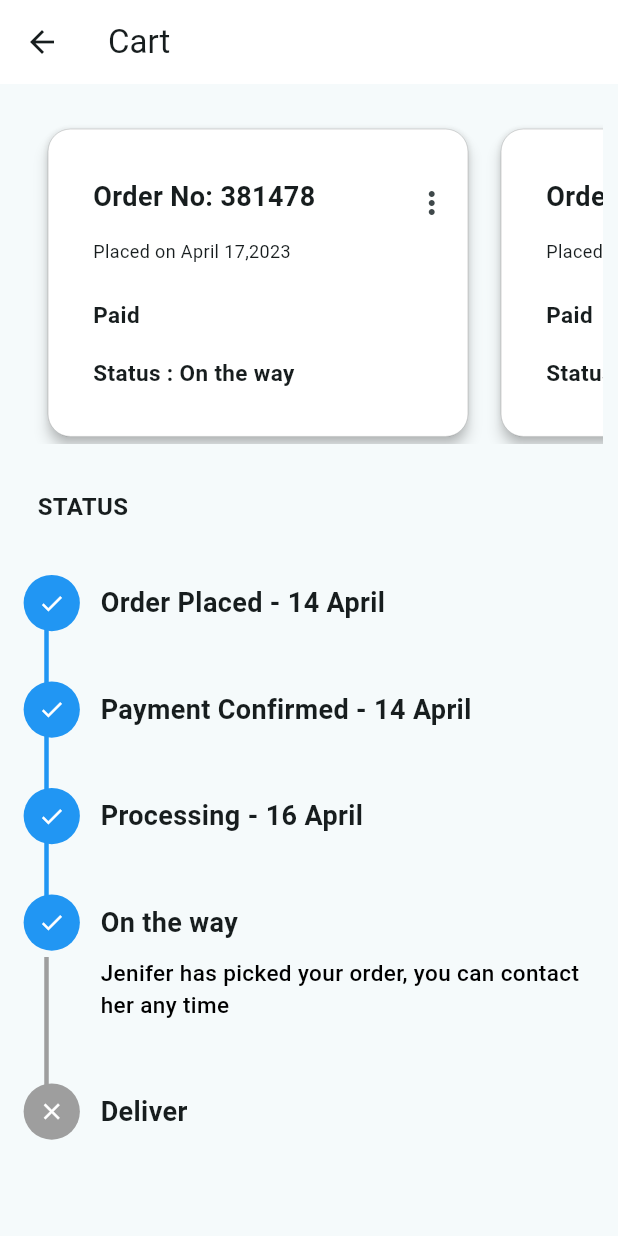
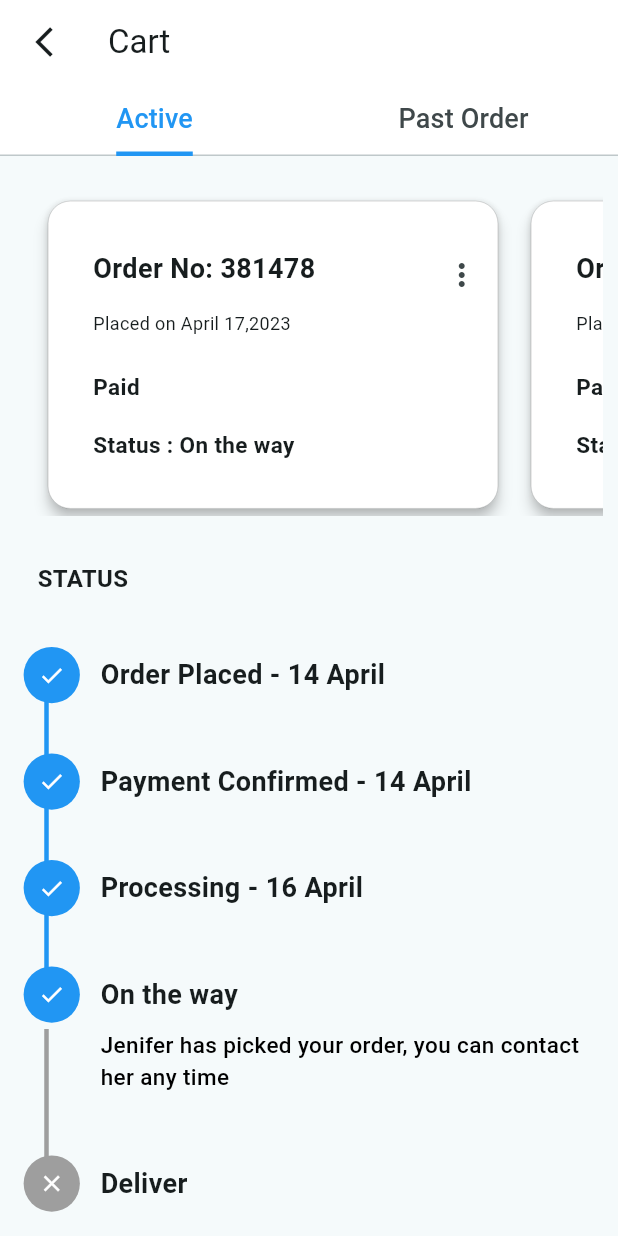
Before and after one commit to sujitha826/flutter-interim, a Flutter app: the screen it shows after launch, on a phone screen of 412 x 824 dp. Run offline on Flutter 3.47's test engine with Material 2 defaults, Android fonts, the phone set to English and light mode, and no system bars; our stand-ins replace flutter_bloc.

Commit message:
final commit

```diff
--- a/lib/bloc/item_details_bloc.dart
+++ b/lib/bloc/item_details_bloc.dart
@@ -1,6 +1,7 @@
-import 'package:bloc/bloc.dart';
+// import 'package:bloc/bloc.dart';
 import 'package:flutter_interim_task/appConstants/constants.dart';
-import 'package:meta/meta.dart';
+// import 'package:meta/meta.dart';
+import 'package:flutter_bloc/flutter_bloc.dart';
 
 part 'item_details_event.dart';
 part 'item_details_state.dart';
--- a/lib/bloc/item_details_event.dart
+++ b/lib/bloc/item_details_event.dart
@@ -1,6 +1,6 @@
 part of 'item_details_bloc.dart';
 
-@immutable
+
 sealed class ItemDetailsEvent {}
 
 final class GetItemDetailsEvent extends ItemDetailsEvent {
--- a/lib/bloc/item_details_state.dart
+++ b/lib/bloc/item_details_state.dart
@@ -1,6 +1,5 @@
 part of 'item_details_bloc.dart';
 
-@immutable
 abstract class ItemDetailsState {}
 
 final class ItemDetailsInitial extends ItemDetailsState {}
--- a/lib/main.dart
+++ b/lib/main.dart
@@ -4,6 +4,7 @@ import 'package:flutter_bloc/flutter_bloc.dart';
 import 'package:flutter_interim_task/bloc/item_details_bloc.dart';
 import 'package:flutter_interim_task/screens/cart_screen.dart';
 import 'package:flutter_interim_task/screens/item_screen.dart';
+import 'package:flutter_interim_task/appConstants/constants.dart';
 
 void main() {
   runApp(const MyApp());
@@ -25,9 +26,62 @@ class MyApp extends StatelessWidget {
       routes: {
         ItemScreen.route: (ctx) => const ItemScreen(),
       },
-      home: BlocProvider<ItemDetailsBloc>(
-        create: (context) => ItemDetailsBloc(),
-        child: const CartScreen(),
+      // home: BlocProvider<ItemDetailsBloc>(
+      //   create: (context) => ItemDetailsBloc(),
+      //   child: const CartScreen(),
+      // ),
+      home: DefaultTabController(
+        length: 2,
+        child: Scaffold(
+          appBar: AppBar(
+            backgroundColor: Theme.of(context).colorScheme.onSecondary,
+            title: Text(AppConstants.cart),
+            leading: const Padding(
+              padding: EdgeInsets.only(
+                left: 15,
+              ),
+              child: Icon(
+                Icons.arrow_back_ios,
+              ),
+            ),
+            bottom: const TabBar(
+              tabs: [
+                Tab(
+                  child: Text(
+                    'Active',
+                    style: TextStyle(fontSize: 18),
+                  ),
+                ),
+                Tab(
+                  child: Text(
+                    'Past Order',
+                    style: TextStyle(fontSize: 18),
+                  ),
+                ),
+              ],
+              indicator: BoxDecoration(
+                border: Border(
+                  bottom: BorderSide(
+                    color: Colors.blue, // Color of the underline when selected
+                    width: 3.0, // Thickness of the underline
+                  ),
+                ),
+              ),
+              labelColor: Colors.blue,
+            ),
+          ),
+          body: TabBarView(
+            children: [
+              BlocProvider<ItemDetailsBloc>(
+                create: (context) => ItemDetailsBloc(),
+                child: const CartScreen(),
+              ),
+              const Center(
+                child: Text('Past Order screen'),
+              ),
+            ],
+          ),
+        ),
       ),
     );
   }
--- a/lib/screens/cart_screen.dart
+++ b/lib/screens/cart_screen.dart
@@ -25,14 +25,19 @@ class _CartScreenState extends State<CartScreen> {
   @override
   Widget build(BuildContext context) {
     return Scaffold(
-      appBar: AppBar(
-        backgroundColor: Theme.of(context).colorScheme.onSecondary,
-        title: Text(AppConstants.cart),
-        leading: const Icon(
-          Icons.arrow_back,
-        ),
-      ),
-      body: Align(
+      // appBar: AppBar(
+      //   backgroundColor: Theme.of(context).colorScheme.onSecondary,
+      //   title: Text(AppConstants.cart),
+      //   leading: const Icon(
+      //     Icons.arrow_back,
+      //   ),
+      // ),
+      body: buildBody(),
+    );
+  }
+
+  Widget buildBody() {
+    return Align(
       alignment: Alignment.center,
       child: Column(
         crossAxisAlignment: CrossAxisAlignment.start,
@@ -121,15 +126,15 @@ class _CartScreenState extends State<CartScreen> {
             height: 20,
           ),
           BlocBuilder<ItemDetailsBloc, ItemDetailsState>(
-              builder: (context, state) {
-                if (state is TrackingSuccessState ||
-                    state is ItemDetailsFinal) {
+              buildWhen: (previous, current) {
+            return current is TrackingSuccessState;
+          }, builder: (context, state) {
+            // if (state is TrackingSuccessState) {
             return Column(
               mainAxisAlignment: MainAxisAlignment.start,
               crossAxisAlignment: CrossAxisAlignment.start,
               children: [
-                      StatusWidget(
-                          statusUpdate: AppConstants.orderPlaced, step: 1),
+                StatusWidget(statusUpdate: AppConstants.orderPlaced, step: 1),
                 sizedBoxHeight10(),
                 // stepVerticalLine(1),
                 const StepVerticalLine(step: 1),
@@ -137,13 +142,11 @@ class _CartScreenState extends State<CartScreen> {
                 sizedBoxHeight10(),
                 // stepVerticalLine(1),
                 const StepVerticalLine(step: 2),
-                      StatusWidget(
-                          statusUpdate: AppConstants.processing, step: 3),
+                StatusWidget(statusUpdate: AppConstants.processing, step: 3),
                 sizedBoxHeight10(),
                 // stepVerticalLine(1),
                 const StepVerticalLine(step: 3),
-                      StatusWidget(
-                          statusUpdate: AppConstants.onTheWay, step: 4),
+                StatusWidget(statusUpdate: AppConstants.onTheWay, step: 4),
                 sizedBoxHeight10(),
                 Row(
                   children: [
@@ -174,24 +177,24 @@ class _CartScreenState extends State<CartScreen> {
                 StatusWidget(statusUpdate: AppConstants.deliver, step: 5),
               ],
             );
-                } else {
-                  return Padding(
-                    padding: const EdgeInsets.all(15),
-                    child: Center(
-                      child: Text(
-                        AppConstants.msg,
-                        style: const TextStyle(
-                          color: Colors.red,
-                          fontSize: 15,
-                        ),
-                      ),
-                    ),
-                  );
           }
-              },
+              // else {
+              //   return Padding(
+              //     padding: const EdgeInsets.all(15),
+              //     child: Center(
+              //       child: Text(
+              //         AppConstants.msg,
+              //         style: const TextStyle(
+              //           color: Colors.red,
+              //           fontSize: 15,
+              //         ),
+              //       ),
+              //     ),
+              //   );
+              // }
+
               )
         ],
-        ),
       ),
     );
   }
--- a/lib/widgets/card_widget.dart
+++ b/lib/widgets/card_widget.dart
@@ -10,7 +10,7 @@ class CardWidget extends StatelessWidget {
       elevation: 4,
       borderRadius: BorderRadius.circular(15),
       child: Container(
-        width: 280,
+        width: 300,
         decoration: BoxDecoration(
           borderRadius: BorderRadius.circular(15),
           color: Colors.white,
--- a/pubspec.yaml
+++ b/pubspec.yaml
@@ -36,8 +36,6 @@ dependencies:
   # Use with the CupertinoIcons class for iOS style icons.
   cupertino_icons: ^1.0.2
   flutter_bloc: ^8.1.3
-  bloc:
-  meta:
 
 dev_dependencies:
   flutter_test:
```
Also changed, not shown: pubspec.lock. Lines whose indentation alone changed are shown as unchanged.
